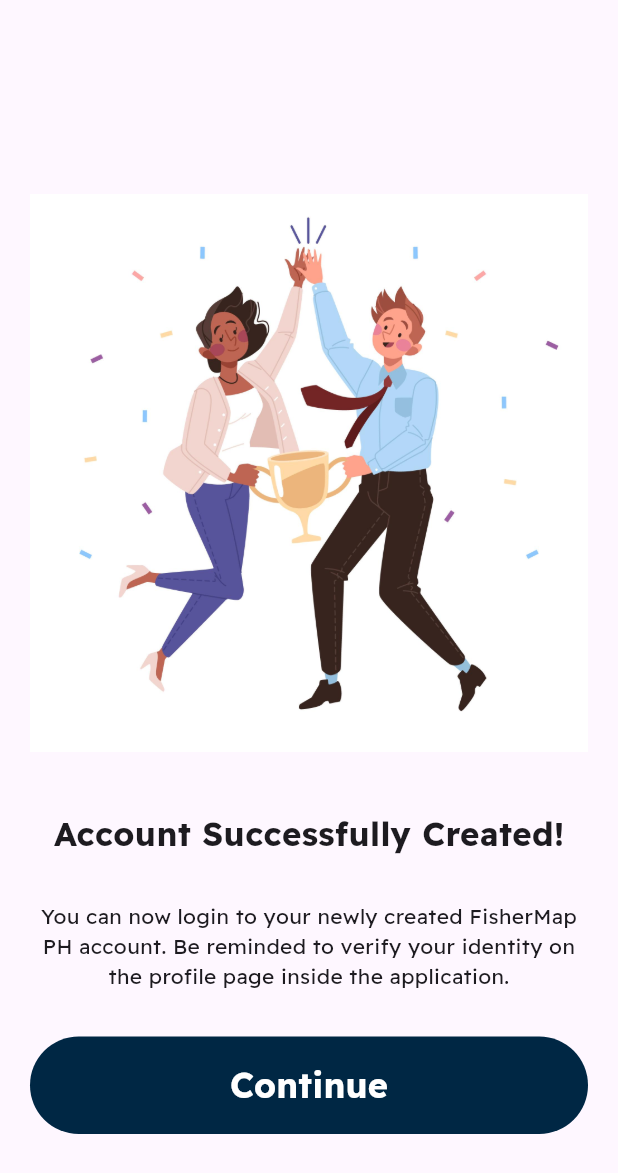
After one commit to jirrroooo/FisherMapPH-Mobile-Application, a Flutter app: the RegisterSuccessScreen screen opened by its route, on a phone screen of 412 x 824 dp. The commit adds this screen. Shown: the top 1173 px of the screen. Run offline on Flutter 3.47's test engine with Material 3 defaults, Android fonts, the phone set to English and light mode, and no system bars; our stand-ins replace bloc, flutter_bloc, flutter_secure_storage; accounts and stored records are empty; project files that could hold a hidden picture were left out.

Commit message:
feat: promts screens for error, loading, register success

```diff
--- a/lib/features/auth/bloc/auth_state.dart
+++ b/lib/features/auth/bloc/auth_state.dart
@@ -23,4 +23,10 @@
   AuthFailure(this.error);
 }
 
+final class AuthSocketException extends AuthState {
+  final String error;
+
+  AuthSocketException(this.error);
+}
+
 final class AuthLoading extends AuthState {}
--- a/lib/features/auth/repository/auth_repository.dart
+++ b/lib/features/auth/repository/auth_repository.dart
@@ -1,6 +1,5 @@
 import 'dart:convert';
 
-import 'package:dio/dio.dart';
 import 'package:fishermap_ph_mobileapp/data/credentials.dart';
 import 'package:fishermap_ph_mobileapp/features/auth/models/loginModel.dart';
 import 'package:fishermap_ph_mobileapp/features/auth/models/registerModel.dart';
--- /dev/null
+++ b/lib/features/prompt/register_success_screen.dart
@@ -0,0 +1,61 @@
+import 'package:flutter/material.dart';
+
+class RegisterSuccessScreen extends StatelessWidget {
+  const RegisterSuccessScreen({super.key});
+
+  @override
+  Widget build(BuildContext context) {
+    return Scaffold(
+      body: Padding(
+        padding: EdgeInsets.all(20),
+        child: Column(
+          crossAxisAlignment: CrossAxisAlignment.center,
+          children: [
+            SizedBox(height: 70),
+            Image(
+              image: AssetImage("assets/images/success.jpg"),
+              height: 450,
+            ),
+            Text(
+              "Account Successfully Created!",
+              style: TextStyle(
+                  fontFamily: "Readex Pro",
+                  fontSize: 22,
+                  fontWeight: FontWeight.bold),
+            ),
+            SizedBox(
+              height: 30,
+            ),
+            Text(
+              "You can now login to your newly created FisherMap PH account. Be reminded to verify your identity on the profile page inside the application.",
+              style: TextStyle(
+                fontFamily: "Readex Pro",
+                fontSize: 14,
+              ),
+              textAlign: TextAlign.center,
+            ),
+            SizedBox(
+              height: 30,
+            ),
+            ElevatedButton(
+                style: ElevatedButton.styleFrom(
+                  padding: EdgeInsets.all(15),
+                  fixedSize: const Size(400, 65),
+                  backgroundColor: Color.fromRGBO(0, 39, 68, 1),
+                  shadowColor: Colors.transparent,
+                ),
+                child: const Text(
+                  'Continue',
+                  style: TextStyle(
+                      fontWeight: FontWeight.w600,
+                      fontSize: 23,
+                      color: Colors.white,
+                      fontFamily: "Readex Pro"),
+                ),
+                onPressed: () => {Navigator.pop(context)}),
+          ],
+        ),
+      ),
+    );
+  }
+}
--- a/pubspec.yaml
+++ b/pubspec.yaml
@@ -71,6 +71,7 @@
   # To add assets to your application, add an assets section, like this:
   assets:
    - assets/images/
+   - assets/images/success.jpg
 
   # An image asset can refer to one or more resolution-specific "variants", see
   # https://flutter.dev/assets-and-images/#resolution-aware
```
Also changed, not shown: lib/app_routes.dart (added, +23 -0 lines), lib/features/auth/bloc/auth_bloc.dart (+33 -6 lines), lib/features/auth/screens/login_screen.dart (+10 -9 lines), lib/features/auth/screens/register_screen.dart (+10 -9 lines), lib/features/prompt/error_screen.dart (added, +68 -0 lines), lib/features/prompt/loading_screen.dart (added, +31 -0 lines), lib/main.dart (+7 -8 lines), assets/images/error.jpg (added), assets/images/loading.gif (added), assets/images/success.jpg (added).
